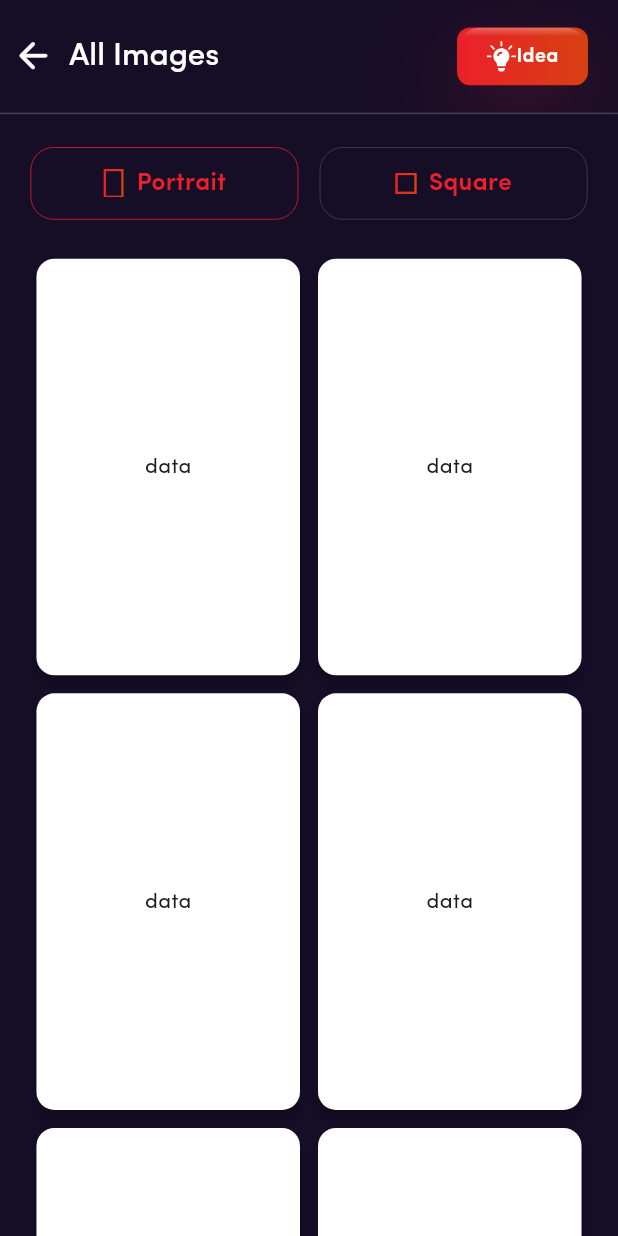
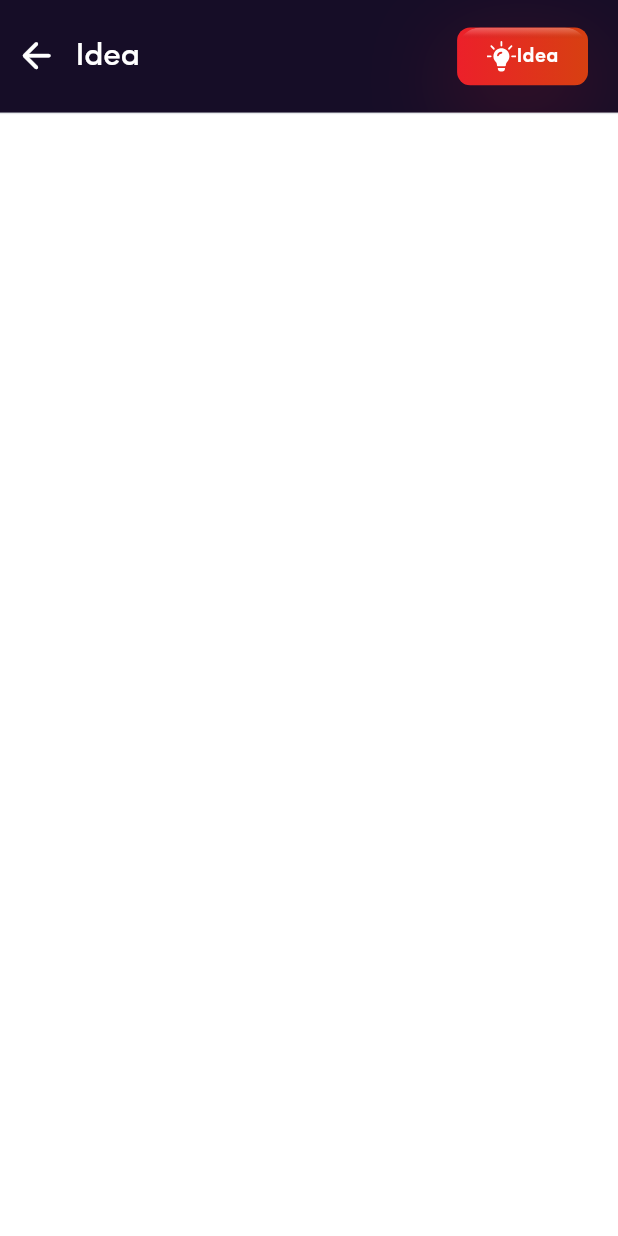
Before and after one commit to jaganiravi5/monix, a Flutter app: the ImageListScreen screen opened by its route, after a tap on "Idea", on a phone screen of 412 x 824 dp. Run offline on Flutter 3.47's test engine with Material 3 defaults, Android fonts, the light colour scheme and no system bars; our stand-ins replace carousel_slider, dio, flutter_riverpod, flutter_screenutil, flutter_spinkit, flutter_svg and 4 more; missing offline and left inert: dimensions_theme; accounts and stored records are empty; network calls fail.

Commit message:
Added idea screen

```diff
--- a/monix/lib/router/routes_name.dart
+++ b/monix/lib/router/routes_name.dart
@@ -9,4 +9,5 @@ class AppRoutesPath {
   static const allCategoryScreen = '/allCategoryScreen';
   static const imageListScreen = '/imageListScreen';
   static const imagePreviewScreen = '/imagePreviewScreen';
+  static const ideaScreen = '/ideaScreen';
 }
--- /dev/null
+++ b/monix/lib/screens/dashboard/idea_screen.dart
@@ -0,0 +1,36 @@
+import 'package:common/common.dart';
+import 'package:flutter/material.dart';
+import 'package:go_router/go_router.dart';
+import 'package:monix/router/custom_page_transition.dart';
+
+import '../../router/routes_name.dart';
+
+class IdeaScreen extends StatelessWidget {
+  const IdeaScreen({super.key});
+
+  static AppPageTransition builder(BuildContext context, GoRouterState state) => AppPageTransition(
+        page: const IdeaScreen(),
+        state: state,
+      );
+
+  @override
+  Widget build(BuildContext context) {
+    final color = Theme.of(context).monixColors;
+    return Scaffold(
+      appBar: CommonAppBar(
+        color: color,
+        title: StringManager.idea,
+        leadingWidth: 44.w,
+        icon: InkWell(
+          onTap: () => context.pop(),
+          child: Icon(
+            Icons.arrow_back_rounded,
+            color: color.white,
+            size: 28.h,
+          ),
+        ),
+        onSuffixBtnClick: () => context.push(AppRoutesPath.ideaScreen),
+      ),
+    );
+  }
+}
--- a/monix/lib/screens/home/all_images_widget.dart
+++ b/monix/lib/screens/home/all_images_widget.dart
@@ -56,7 +56,7 @@ class AllImagesWidget extends StatelessWidget {
                   ),
                   child: InkWell(
                       onTap: () {
-                        context.push(AppRoutesPath.imagePreviewScreen);
+                          context.push(AppRoutesPath.imagePreviewScreen);
                       },
                       splashColor: Colors.transparent,
                       child: Center(child: Text('data'))),
--- a/monix/lib/screens/home/home_screen.dart
+++ b/monix/lib/screens/home/home_screen.dart
@@ -1,6 +1,7 @@
 import 'package:common/common.dart';
 import 'package:flutter/material.dart';
 import 'package:go_router/go_router.dart';
+import 'package:monix/router/routes_name.dart';
 import 'package:monix/screens/home/all_images_widget.dart';
 import 'package:monix/screens/home/category_widget.dart';
 import 'package:monix/screens/home/new_images_widget.dart';
@@ -30,6 +31,7 @@ class _HomeScreenState extends State<HomeScreen> {
       backgroundColor: color.bgColor,
       appBar: CommonAppBar(
         color: color,
+        onSuffixBtnClick: () => context.push(AppRoutesPath.ideaScreen),
         title: StringManager.monixAiGods,
         text: Padding(
           padding: EdgeInsets.only(left: 20.w),
--- a/monix/lib/screens/images/images_list_screen.dart
+++ b/monix/lib/screens/images/images_list_screen.dart
@@ -3,6 +3,8 @@ import 'package:flutter/material.dart';
 import 'package:go_router/go_router.dart';
 import 'package:monix/monix.dart';
 import 'package:monix/router/custom_page_transition.dart';
+
+import '../../router/routes_name.dart';
 
 class ImageListScreen extends StatefulWidget {
   const ImageListScreen({super.key});
@@ -24,6 +26,7 @@ class _ImageListScreenState extends State<ImageListScreen> {
     return Scaffold(
       appBar: CommonAppBar(
         color: color,
+        onSuffixBtnClick: () => context.push(AppRoutesPath.ideaScreen),
         title: StringManager.allImages,
         leadingWidth: 40.w,
         icon: InkWell(
--- a/monix/lib/screens/monix_ai/monix_ai_screen.dart
+++ b/monix/lib/screens/monix_ai/monix_ai_screen.dart
@@ -4,6 +4,7 @@ import 'package:go_router/go_router.dart';
 import 'package:monix_assets/monix_assets.dart';
 import 'package:url_launcher/url_launcher.dart';
 import '../../router/custom_page_transition.dart';
+import '../../router/routes_name.dart';
 
 class MonixAiScreen extends StatelessWidget {
   const MonixAiScreen({super.key});
@@ -24,7 +25,9 @@ class MonixAiScreen extends StatelessWidget {
     final color = Theme.of(context).monixColors;
     return Scaffold(
       backgroundColor: color.bgColor,
+
       appBar: CommonAppBar(
+        onSuffixBtnClick: () => context.push(AppRoutesPath.ideaScreen),
         color: color,
         title: StringManager.monixAi,
         text: Padding(
--- a/monix/lib/screens/saved/saved_screen.dart
+++ b/monix/lib/screens/saved/saved_screen.dart
@@ -4,6 +4,7 @@ import 'package:go_router/go_router.dart';
 import 'package:monix_assets/monix_assets.dart';
 
 import '../../router/custom_page_transition.dart';
+import '../../router/routes_name.dart';
 
 class SavedScreen extends StatelessWidget {
   const SavedScreen({super.key});
@@ -20,6 +21,7 @@ class SavedScreen extends StatelessWidget {
       backgroundColor: color.bgColor,
       appBar: CommonAppBar(
         color: color,
+        onSuffixBtnClick: () => context.push(AppRoutesPath.ideaScreen),
         title: StringManager.monixAi,
         text: Padding(
           padding: EdgeInsets.only(left: 20.w),
--- a/monix/lib/screens/search/search_screen.dart
+++ b/monix/lib/screens/search/search_screen.dart
@@ -7,6 +7,8 @@ import 'package:monix/router/custom_page_transition.dart';
 import 'package:monix/screens/search/search.dart';
 import 'package:monix_assets/monix_assets.dart';
 import 'package:network/network.dart';
+
+import '../../router/routes_name.dart';
 
 class SearchScreen extends StatefulWidget {
   const SearchScreen({super.key});
@@ -31,6 +33,7 @@ class _SearchScreenState extends State<SearchScreen> {
       backgroundColor: color.bgColor,
       appBar: CommonAppBar(
         color: color,
+        onSuffixBtnClick: () => context.push(AppRoutesPath.ideaScreen),
         title: StringManager.exploreImg,
         text: Padding(
           padding: EdgeInsets.only(left: 20.w),
--- a/packages/common/lib/widget/mobile_widget/common_appbar.dart
+++ b/packages/common/lib/widget/mobile_widget/common_appbar.dart
@@ -1,6 +1,7 @@
 import 'package:common/common.dart';
 import 'package:common/widget/mobile_widget/common_button.dart';
 import 'package:flutter/material.dart';
+import 'package:go_router/go_router.dart';
 import 'package:monix_assets/monix_assets.dart';
 
 class CommonAppBar extends StatelessWidget implements PreferredSizeWidget {
@@ -10,7 +11,7 @@ class CommonAppBar extends StatelessWidget implements PreferredSizeWidget {
     required this.title,
     this.icon,
     this.leadingWidth,
-    this.text,
+    this.text, required this.onSuffixBtnClick,
   });
 
   final MonixColors color;
@@ -18,6 +19,7 @@ class CommonAppBar extends StatelessWidget implements PreferredSizeWidget {
   final Widget? icon;
   final double? leadingWidth;
   final Widget? text;
+  final void Function() onSuffixBtnClick;
 
   @override
   Widget build(BuildContext context) {
@@ -51,7 +53,7 @@ class CommonAppBar extends StatelessWidget implements PreferredSizeWidget {
                 padding: EdgeInsets.symmetric(
                   vertical: 9.h,
                 ),
-                onButtonClick: () {},
+                onButtonClick:() => onSuffixBtnClick(),
               ),
             ),
             SizedBox(
```
Also changed, not shown: monix/lib/router/routes.dart (+6 -1 lines), monix/lib/screens/category/all_category_screen.dart (+4 -4 lines), 5 other files.
